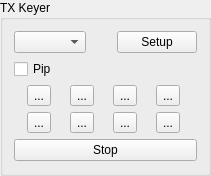
Old version of the form mqt/MqtLogger/txvmbuttonsframe.ui in the repository Rsclub22/Minos2-Mirror.
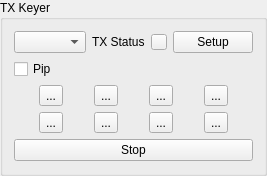
New version of the form.

Commit message: add TX Status Indicator to TX VoiceKeyer panel

What changed in the file:
```diff
--- a/mqt/MqtLogger/txvmbuttonsframe.ui
+++ b/mqt/MqtLogger/txvmbuttonsframe.ui
@@ -22,6 +22,35 @@
      <item>
       <widget class="QComboBox" name="voiceKeyerSelect"/>
      </item>
+     <item>
+      <widget class="QLabel" name="label">
+       <property name="text">
+        <string>TX Status</string>
+       </property>
+      </widget>
+     </item>
+     <item>
+      <widget class="QPushButton" name="txStatusIndicator">
+       <property name="sizePolicy">
+        <sizepolicy hsizetype="Fixed" vsizetype="Fixed">
+         <horstretch>0</horstretch>
+         <verstretch>0</verstretch>
+        </sizepolicy>
+       </property>
+       <property name="maximumSize">
+        <size>
+         <width>16</width>
+         <height>16</height>
+        </size>
+       </property>
+       <property name="focusPolicy">
+        <enum>Qt::NoFocus</enum>
+       </property>
+       <property name="text">
+        <string/>
+       </property>
+      </widget>
+     </item>
      <item>
       <spacer name="horizontalSpacer">
        <property name="orientation">
```
The commit also changes 4 other files.
